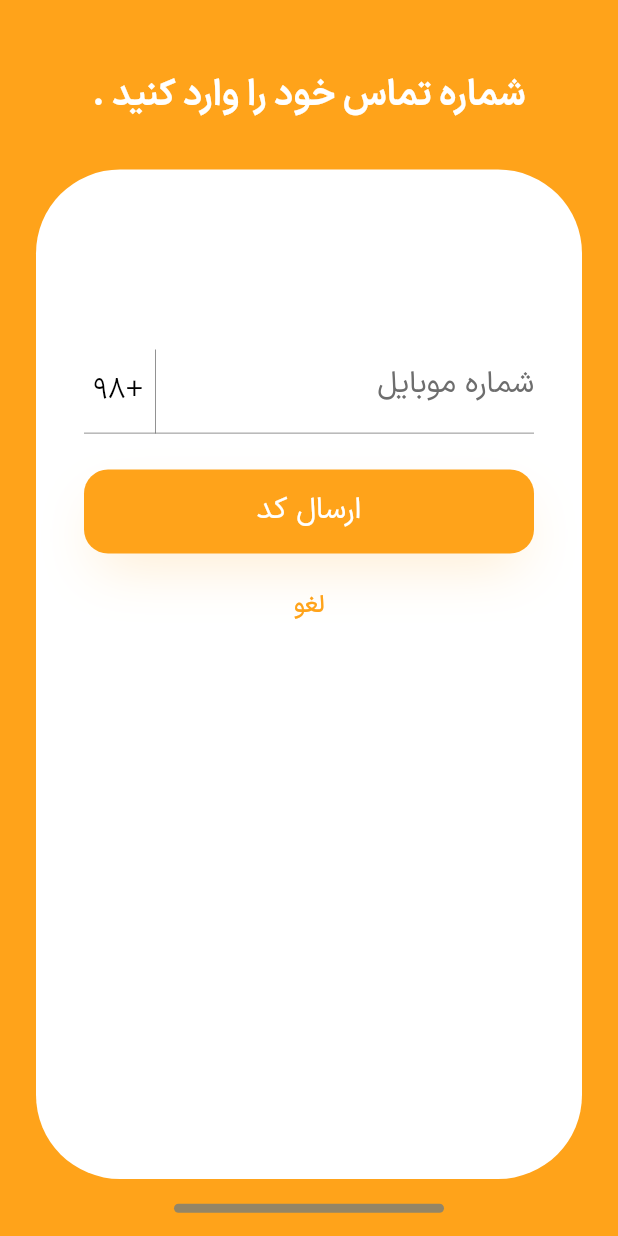
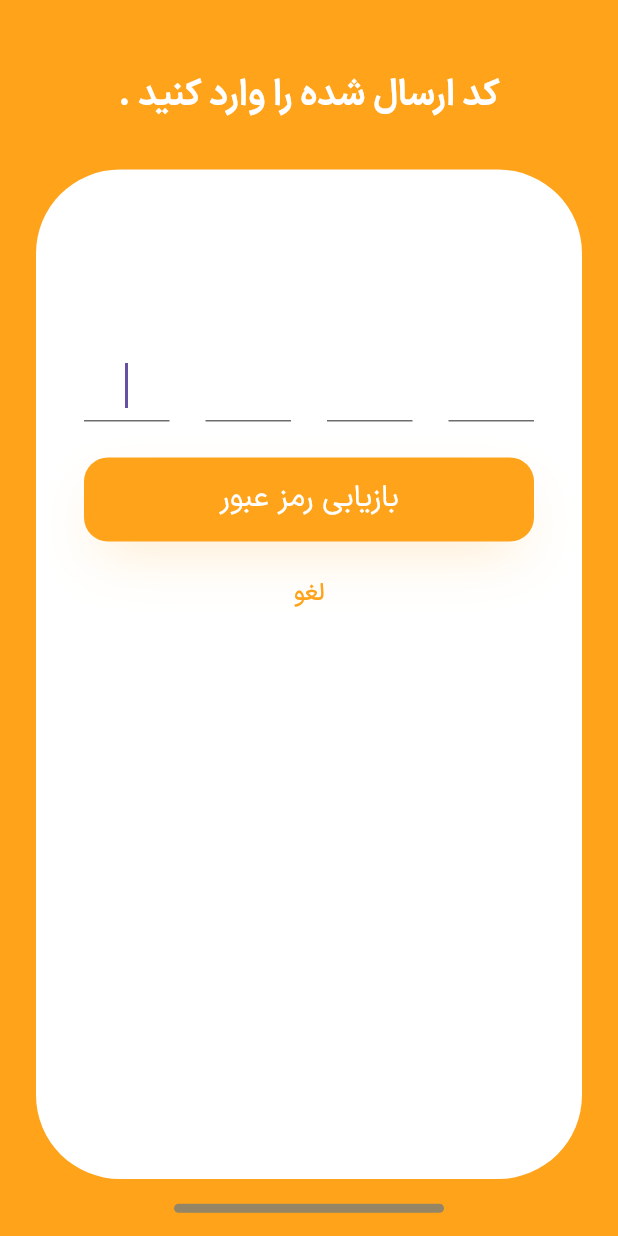
Before and after one commit to soheil-jalili/Ielts-Application, a Flutter app: the screen it shows after launch, on a phone screen of 412 x 824 dp. Run offline on Flutter 3.47's test engine with Material 3 defaults, Android fonts, the phone set to English and light mode, and no system bars; our stand-ins replace flutter_svg, smooth_page_indicator.

Commit message:
feat: add verification code (OTP) screen with auto-focus logic

```diff
--- a/lib/constants/colors.dart
+++ b/lib/constants/colors.dart
@@ -120,6 +120,12 @@ class AppColors {
     0xff6D6D6D,
   ).withValues(alpha: 61);
 
+
+  // Verification Code Screen
+  static Color textFieldBorderBottomVerificationCodeScreenColor = Color(
+    0xff6D6D6D,
+  ).withValues(alpha: 61);
+
   // Button Colos
   static Color buttonBackgroundColor = Color(0xffFFA31A);
   static Color buttonShadowColor = Color(0xffFF9900).withValues(alpha: 0.2);
--- a/lib/main.dart
+++ b/lib/main.dart
@@ -1,5 +1,5 @@
 import 'package:flutter/material.dart';
-import 'package:ielts/screens/forget_password_screen.dart';
+import 'package:ielts/screens/verification_code_screen.dart';
 
 void main() {
   WidgetsFlutterBinding.ensureInitialized();
@@ -18,7 +18,7 @@ class MyApp extends StatelessWidget {
       theme: ThemeData(),
       home: Directionality(
         textDirection: TextDirection.rtl,
-        child: ForgetPasswordScreen(),
+        child: VerificationCodeScreen(),
       ),
     );
   }
--- /dev/null
+++ b/lib/screens/verification_code_screen.dart
@@ -0,0 +1,229 @@
+import 'package:flutter/material.dart';
+import 'package:ielts/constants/colors.dart';
+import 'package:ielts/gen/fonts.gen.dart';
+import 'package:ielts/widgets/buttons.dart';
+
+class VerificationCodeScreen extends StatefulWidget {
+  const VerificationCodeScreen({super.key});
+
+  @override
+  State<VerificationCodeScreen> createState() => _VerificationCodeScreenState();
+}
+
+class _VerificationCodeScreenState extends State<VerificationCodeScreen> {
+  // controllers
+  final TextEditingController textFieldCode1 = TextEditingController();
+  final TextEditingController textFieldCode2 = TextEditingController();
+  final TextEditingController textFieldCode3 = TextEditingController();
+  final TextEditingController textFieldCode4 = TextEditingController();
+
+  // Focus Nodes
+  final FocusNode textFieldFocusNode1 = FocusNode();
+  final FocusNode textFieldFocusNode2 = FocusNode();
+  final FocusNode textFieldFocusNode3 = FocusNode();
+  final FocusNode textFieldFocusNode4 = FocusNode();
+
+  @override
+  void initState() {
+    super.initState();
+    WidgetsBinding.instance.addPostFrameCallback((_) {
+      FocusScope.of(context).requestFocus(textFieldFocusNode1);
+    });
+  }
+
+  @override
+  void dispose() {
+    textFieldCode1.dispose();
+    textFieldCode2.dispose();
+    textFieldCode3.dispose();
+    textFieldCode4.dispose();
+    textFieldFocusNode1.dispose();
+    textFieldFocusNode2.dispose();
+    textFieldFocusNode3.dispose();
+    textFieldFocusNode4.dispose();
+    super.dispose();
+  }
+
+  void _nextField(
+    String value,
+    FocusNode? nextFocus,
+    FocusNode? previousFocus,
+  ) {
+    if (value.length == 1 && nextFocus != null) {
+      nextFocus.requestFocus();
+    } else if (value.isEmpty && previousFocus != null) {
+      previousFocus.requestFocus();
+    }
+  }
+
+  @override
+  Widget build(BuildContext context) {
+    bool isKeyboardOpen = MediaQuery.of(context).viewInsets.bottom > 0;
+    return Scaffold(
+      backgroundColor: AppColors.loginScreenPrimaryColor,
+      body: SafeArea(
+        child: Column(
+          crossAxisAlignment: CrossAxisAlignment.center,
+          children: [
+            Padding(
+              padding: const EdgeInsets.only(top: 47),
+              child: Text(
+                'کد ارسال شده را وارد کنید .',
+                style: TextStyle(
+                  color: Colors.white,
+                  fontFamily: FontFamily.iranSansXBold,
+                  fontSize: 24,
+                ),
+              ),
+            ),
+            Directionality(
+              textDirection: TextDirection.ltr,
+              child: Expanded(
+                child: Container(
+                  margin: const EdgeInsets.fromLTRB(24, 32, 24, 16.5),
+                  decoration: BoxDecoration(
+                    color: Colors.white,
+                    borderRadius: BorderRadius.circular(56),
+                  ),
+                  child: Padding(
+                    padding: EdgeInsets.only(
+                      top: isKeyboardOpen ? 60 : 120,
+                      left: 32,
+                      right: 32,
+                    ),
+                    child: SingleChildScrollView(
+                      child: Column(
+                        children: [
+                          Row(
+                            children: [
+                              TextFieldVerificationCode(
+                                controller: textFieldCode1,
+                                focusNode: textFieldFocusNode1,
+                                onChanged: (value) =>
+                                    _nextField(value, textFieldFocusNode2, null),
+                              ),
+                              const SizedBox(width: 24),
+                              TextFieldVerificationCode(
+                                controller: textFieldCode2,
+                                focusNode: textFieldFocusNode2,
+                                onChanged: (value) => _nextField(
+                                  value,
+                                  textFieldFocusNode3,
+                                  textFieldFocusNode1,
+                                ),
+                              ),
+                              const SizedBox(width: 24),
+                              TextFieldVerificationCode(
+                                controller: textFieldCode3,
+                                focusNode: textFieldFocusNode3,
+                                onChanged: (value) => _nextField(
+                                  value,
+                                  textFieldFocusNode4,
+                                  textFieldFocusNode2,
+                                ),
+                              ),
+                              const SizedBox(width: 24),
+                              TextFieldVerificationCode(
+                                controller: textFieldCode4,
+                                focusNode: textFieldFocusNode4,
+                                onChanged: (value) =>
+                                    _nextField(value, null, textFieldFocusNode3),
+                              ),
+                            ],
+                          ),
+                          const SizedBox(height: 24),
+                          ButtonPrimary(
+                            title: 'بازیابی رمز عبور',
+                            onPressed: () {
+                              String result =
+                                  '${textFieldCode1.text}${textFieldCode2.text}${textFieldCode3.text}${textFieldCode4.text}';
+                              debugPrint(result);
+                            },
+                          ),
+                          const SizedBox(height: 24),
+                          GestureDetector(
+                            onTap: () {},
+                            child: Text(
+                              'لغو',
+                              style: TextStyle(
+                                fontSize: 16,
+                                fontFamily: FontFamily.iranSansXMedium,
+                                color: AppColors.forgetPasswordPrimaryColor,
+                              ),
+                            ),
+                          ),
+                        ],
+                      ),
+                    ),
+                  ),
+                ),
+              ),
+            ),
+            Padding(
+              padding: const EdgeInsets.only(bottom: 15.5),
+              child: Container(
+                width: 180,
+                height: 6,
+                decoration: BoxDecoration(
+                  color: AppColors.loginScreenLineColor,
+                  borderRadius: BorderRadius.circular(100),
+                ),
+              ),
+            ),
+          ],
+        ),
+      ),
+    );
+  }
+}
+
+class TextFieldVerificationCode extends StatelessWidget {
+  const TextFieldVerificationCode({
+    super.key,
+    required this.controller,
+    required this.focusNode,
+    required this.onChanged,
+  });
+
+  final TextEditingController controller;
+  final FocusNode focusNode;
+  final Function(String) onChanged;
+
+  @override
+  Widget build(BuildContext context) {
+    return Directionality(
+      textDirection: TextDirection.ltr,
+      child: Expanded(
+        child: TextField(
+          controller: controller,
+          focusNode: focusNode,
+          onChanged: onChanged,
+          textAlign: TextAlign.center,
+          style: TextStyle(
+            fontSize: 20,
+            fontFamily: FontFamily.iranSansXMedium,
+          ),
+          keyboardType: TextInputType.phone,
+          maxLength: 1,
+          decoration: InputDecoration(
+            counterText: '',
+            enabledBorder: UnderlineInputBorder(
+              borderSide: BorderSide(
+                color:
+                    AppColors.textFieldBorderBottomVerificationCodeScreenColor,
+                width: 1,
+              ),
+            ),
+            focusedBorder: UnderlineInputBorder(
+              borderSide: BorderSide(
+                color:
+                    AppColors.textFieldBorderBottomVerificationCodeScreenColor,
+                width: 1,
+              ),
+            ),
+          ),
+        ),
+      ),
+    );
+  }
+}
```
